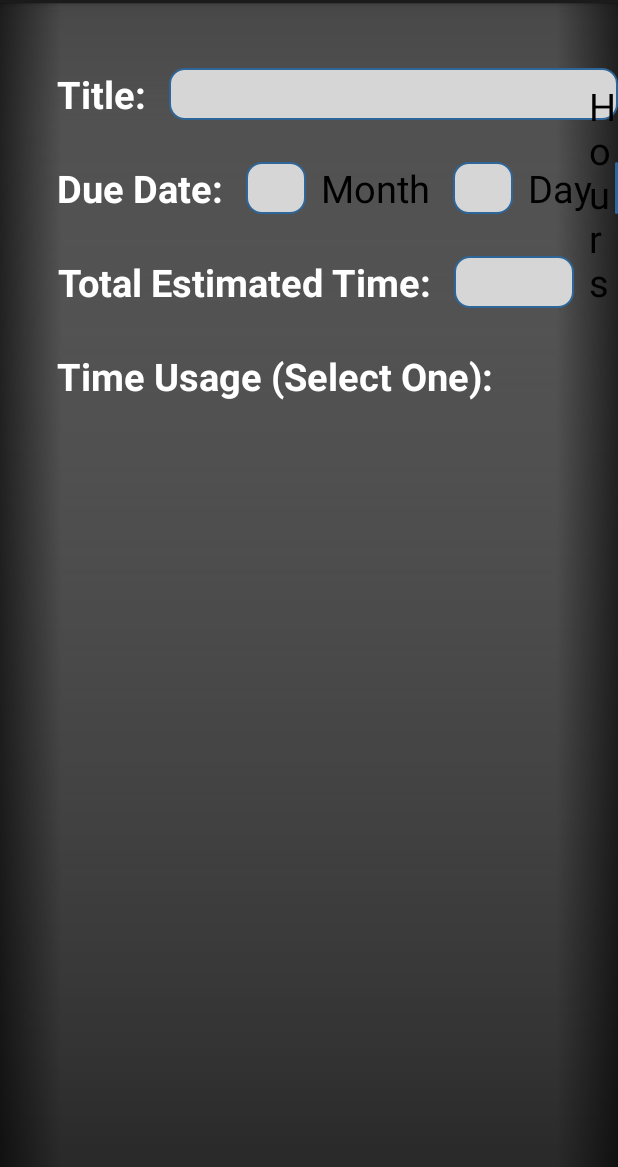
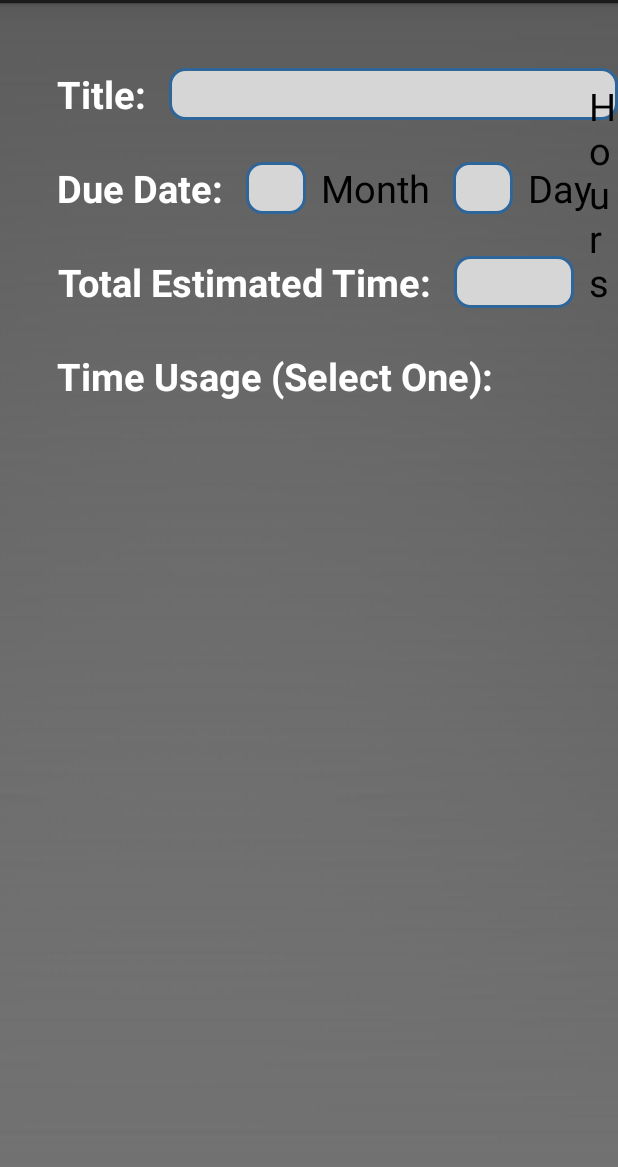
Before and after one commit to cenxiguan/Aliveline, an Android app: the layout addtodo.xml on its own in the app's theme, with its tools: preview values and no code run, on a phone screen of 412 x 824 dp, the part 69-1236 px from its top. Run offline under Robolectric (Android 15) with nearby library versions, the phone set to English and light mode, and no system bars.

Commit message:
starting to get somewhere

```diff
--- a/app/src/main/java/cajac/aliveline/HomeFragment.java
+++ b/app/src/main/java/cajac/aliveline/HomeFragment.java
@@ -1,8 +1,10 @@
 package cajac.aliveline;
 
+import android.app.FragmentTransaction;
 import android.content.Intent;
 import android.os.Bundle;
 import android.support.v4.app.Fragment;
+import android.support.v4.app.FragmentManager;
 import android.view.LayoutInflater;
 import android.view.View;
 import android.view.ViewGroup;
@@ -25,7 +27,9 @@ public class HomeFragment extends Fragment{
         b.setOnClickListener(new View.OnClickListener() {
             @Override
             public void onClick(View v) {
-                startActivity(new Intent(getActivity(), addTodo.class));
+                FragmentTransaction ft = getActivity().getFragmentManager().beginTransaction();
+                addTodo a = new addTodo();
+                a.show(ft,"addTodo");
             }
         });
 
--- a/app/src/main/res/drawable/add_todo_background.xml
+++ b/app/src/main/res/drawable/add_todo_background.xml
@@ -3,7 +3,8 @@
     <item>
         <shape>
             <gradient
-                android:startColor="#B5B5B5"
+                android:centerX="0.3"
+                android:startColor="#D9D9D9"
                 android:endColor="#666666"
                 android:angle="270" />
         </shape>
@@ -12,43 +13,36 @@
         <shape>
             <gradient
                 android:angle="180"
-                android:centerColor="#00FF0000"
                 android:centerX="0.9"
-                android:endColor="#99000000"
-                android:startColor="#00FF0000" />
+                android:endColor="#FF404040"
+                android:startColor="#33C7C7C7" />
         </shape>
     </item>
     <item>
         <shape>
             <gradient
                 android:angle="360"
-                android:centerColor="#00FF0000"
                 android:centerX="0.9"
-                android:endColor="#99000000"
-                android:startColor="#00FF0000" />
+                android:endColor="#FF404040"
+                android:startColor="#33C7C7C7" />
         </shape>
     </item>
     <item>
         <shape>
             <gradient
                 android:angle="-90"
-                android:centerColor="#00FF0000"
                 android:centerY="0.9"
-                android:endColor="#00FF0000"
-                android:startColor="#99000000"
-                android:type="linear" />
+                android:endColor="#FF5C5C5C"
+                android:startColor="#33C7C7C7" />
         </shape>
     </item>
     <item>
         <shape>
             <gradient
                 android:angle="90"
-                android:centerColor="#00FF0000"
                 android:centerY="0.9"
-                android:endColor="#00FF0000"
-                android:startColor="#99000000"
-                android:type="linear" />
+                android:endColor="#FF5C5C5C"
+                android:startColor="#33C7C7C7" />
         </shape>
     </item>
-
 </layer-list>
--- a/app/src/main/res/drawable/add_todo_edittext.xml
+++ b/app/src/main/res/drawable/add_todo_edittext.xml
@@ -6,7 +6,7 @@
     <solid android:color="#D6D6D6" />
 
     <stroke
-        android:width="1dp"
+        android:width="2dp"
         android:color="#2f6699" />
 
     <corners
--- a/app/src/main/res/layout/fragment_home.xml
+++ b/app/src/main/res/layout/fragment_home.xml
@@ -23,7 +23,7 @@
         android:layout_marginRight="16dp"
         android:background="@drawable/add_button"
         android:src="@drawable/fab_ic_add"
-        android:tint="@android:color/white"/>
+        android:tint="@android:color/white" />
 
 
 </RelativeLayout>
--- a/app/src/main/res/values/strings.xml
+++ b/app/src/main/res/values/strings.xml
@@ -6,4 +6,7 @@
 
     <string name="edit_text_hint">Add Text</string>
 
+    <string name="cancel">Cancel</string>
+    <string name="submit">Submit</string>
+
 </resources>
```
Also changed, not shown: app/src/main/java/cajac/aliveline/addTodo.java (+41 -9 lines), 1 other file.
